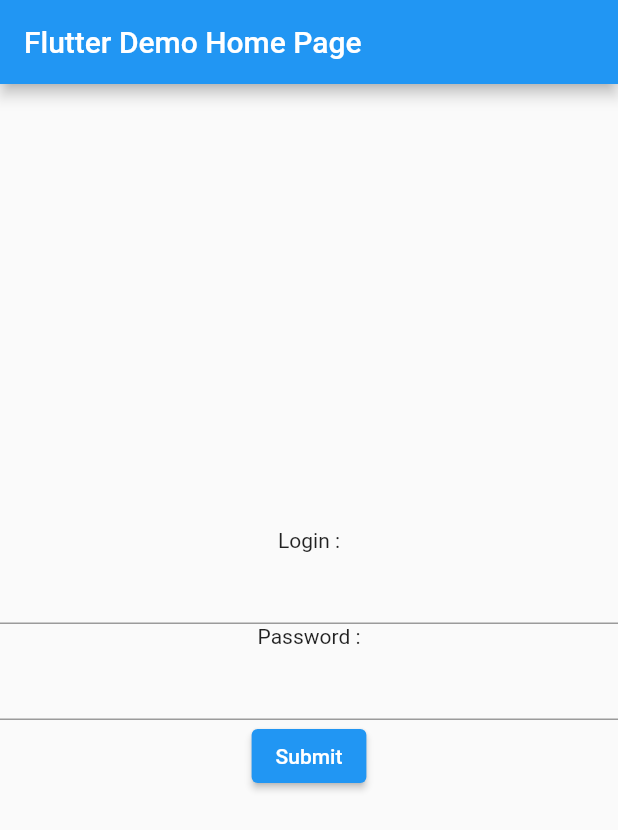
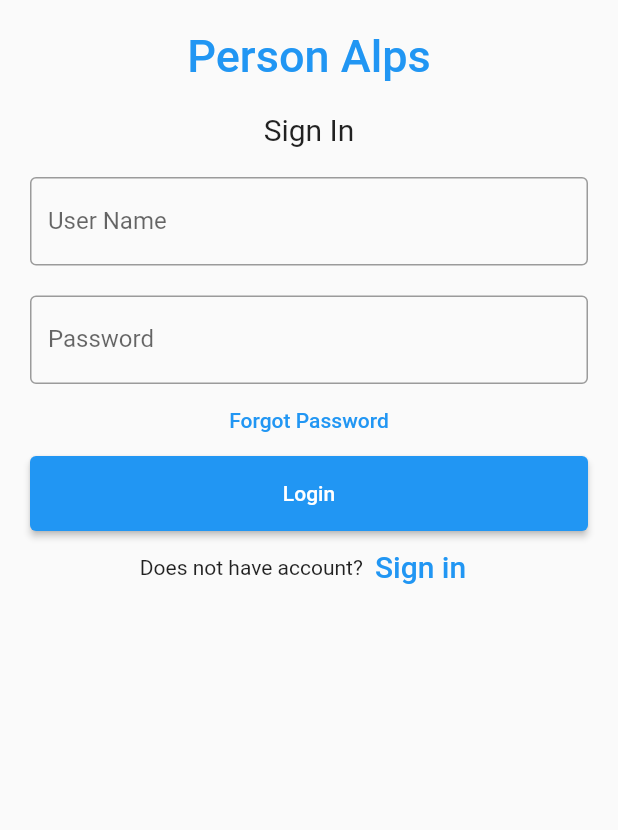
Before and after one commit to WalidKab/Person-Alps, a Flutter app: the screen it shows after launch, on a phone screen of 412 x 824 dp. Shown: the top 830 px of the screen. Run offline on Flutter 3.47's test engine with Material 2 defaults, Android fonts, the phone set to English and light mode, and no system bars; our stand-ins replace shared_preferences; accounts and stored records are empty.

Commit message:
auth + auto connect + creation of user

```diff
--- a/lib/main.dart
+++ b/lib/main.dart
@@ -1,12 +1,16 @@
 import 'package:flutter/material.dart';
 import 'package:personalps/accueil.dart';
+import 'package:personalps/models/user.dart';
 import 'package:provider/provider.dart';
-import 'models/user.dart';
 
 void main() {
   runApp(
-    ChangeNotifierProvider(
-      create: (context) => UserManager(),
+    /// Providers are above [MyApp] instead of inside it, so that tests
+    /// can use [MyApp] while mocking the providers
+    MultiProvider(
+      providers: [
+        ChangeNotifierProvider(create: (_) => UserManager()),
+      ],
       child: const MyApp(),
     ),
   );
@@ -15,94 +19,113 @@ void main() {
 class MyApp extends StatelessWidget {
   const MyApp({Key? key}) : super(key: key);
 
-  // This widget is the root of your application.
+  static const String _title = '';
+
   @override
   Widget build(BuildContext context) {
+    var connected = context.watch<UserManager>().isConnected;
     return MaterialApp(
-      title: 'Flutter Demo',
-      theme: ThemeData(
-        primarySwatch: Colors.blue,
+      title: _title,
+      home: Scaffold(
+        body: connected == true ? Accueil() : const LoginPage(),
       ),
-      home: const MyHomePage(title: 'Flutter Demo Home Page'),
     );
   }
 }
 
-class MyHomePage extends StatefulWidget {
-  const MyHomePage({Key? key, required this.title}) : super(key: key);
-
-  final String title;
-
+class LoginPage extends StatefulWidget {
+  const LoginPage({Key? key}) : super(key: key);
 
   @override
-  State<MyHomePage> createState() => _MyHomePageState();
+  State<LoginPage> createState() => _LoginPageState();
 }
 
-class _MyHomePageState extends State<MyHomePage> {
-  String login = "";
+class _LoginPageState extends State<LoginPage> {
+  String name = "";
   String password = "";
-  final _formKey = GlobalKey<FormState>();
-
+  //final _formKey = GlobalKey<FormState>();
 
   @override
   Widget build(BuildContext context) {
-    return Scaffold(
-      appBar: AppBar(
-        title: Text(widget.title),
-      ),
-      body: Center(
-        child: Form(
-          key: _formKey,
-          child: Column(
-            mainAxisAlignment: MainAxisAlignment.center,
-            children: <Widget>[
-              const Text("Login :"),
-              TextFormField(
-                onChanged: (text){
-                  login = text;
+    return Padding(
+        padding: const EdgeInsets.all(10),
+        child: ListView(
+          children: <Widget>[
+            Container(
+                alignment: Alignment.center,
+                padding: const EdgeInsets.all(10),
+                child: const Text(
+                  'Person Alps',
+                  style: TextStyle(
+                      color: Colors.blue,
+                      fontWeight: FontWeight.w500,
+                      fontSize: 30),
+                )),
+            Container(
+                alignment: Alignment.center,
+                padding: const EdgeInsets.all(10),
+                child: const Text(
+                  'Sign In',
+                  style: TextStyle(fontSize: 20),
+                )),
+            Container(
+              padding: const EdgeInsets.all(10),
+              child: TextField(
+                onChanged: (value) => {
+                  name = value,
                 },
-                // The validator receives the text that the user has entered.
-                validator: (value) {
-                  if (value == null || value.isEmpty) {
-                    return 'Please enter some text';
-                  }
-                  return null;
+                decoration: const InputDecoration(
+                  border: OutlineInputBorder(),
+                  labelText: 'User Name',
+                ),
+              ),
+            ),
+            Container(
+              padding: const EdgeInsets.fromLTRB(10, 10, 10, 0),
+              child: TextField(
+                onChanged: (value) => {
+                  password = value,
                 },
+                obscureText: true,
+                decoration: const InputDecoration(
+                  border: OutlineInputBorder(),
+                  labelText: 'Password',
+                ),
               ),
-              const Text("Password :"),
-              TextFormField(
-                onChanged: (text){
-                  password = text;
-                },
-                // The validator receives the text that the user has entered.
-                validator: (value) {
-                  if (value == null || value.isEmpty) {
-                    return 'Please enter some text';
-                  }
-                  return null;
-                },
+            ),
+            TextButton(
+              onPressed: () {
+                //forgot password screen
+              },
+              child: const Text(
+                'Forgot Password',
               ),
-              ElevatedButton(
-                onPressed: () {
-
-                  if (_formKey.currentState!.validate()) {
-                    Navigator.push(
-                      context,
-                      MaterialPageRoute(builder: (context) => Accueil()),
-                    );
-                    // ScaffoldMessenger.of(context).showSnackBar(
-                    //   const SnackBar(content: Text('Processing Data')),
-                    // );
-                  }
-                },
-                child: const Text('Submit'),
-              ),
-
-            ],
-          ),
-        ),
-      ),
-      // This trailing comma makes auto-formatting nicer for build methods.
-    );
+            ),
+            Container(
+                height: 50,
+                padding: const EdgeInsets.fromLTRB(10, 0, 10, 0),
+                child: ElevatedButton(
+                  child: const Text('Login'),
+                  onPressed: () {
+                    context.read<UserManager>().logging(name, password);
+                  },
+                )),
+            Row(
+              children: <Widget>[
+                const Text('Does not have account?'),
+                TextButton(
+                  child: const Text(
+                    'Sign in',
+                    style: TextStyle(fontSize: 20),
+                  ),
+                  onPressed: () {
+                    //signup screen
+                  },
+                )
+              ],
+              mainAxisAlignment: MainAxisAlignment.center,
+            ),
+          ],
+        ));
   }
 }
--- a/lib/models/user.dart
+++ b/lib/models/user.dart
@@ -1,36 +1,69 @@
-import 'package:flutter/cupertino.dart';
+import 'package:flutter/material.dart';
 import 'package:http/http.dart' as http;
+import 'package:shared_preferences/shared_preferences.dart';
 
 class UserManager extends ChangeNotifier {
-
   bool isConnected = false;
 
   User? user;
 
+  UserManager() {
+    test_token();
+  }
+
+  disconnect() {
+    isConnected = false;
+    notifyListeners();
+  }
+
+  test_token() async {
+    var prefs = await SharedPreferences.getInstance();
+    var tokenReturn = prefs.getString('token');
+    if (tokenReturn != null) {
+      isConnected = true;
+      notifyListeners();
+    } else {
+      isConnected = false;
+      notifyListeners();
+    }
+  }
+
   logging(String login, String password) async {
+    final prefs = await SharedPreferences.getInstance();
 
     var response = await http.post(
-        Uri.parse('http://localhost:1337/api/auth/local'), body: {'identifier': login, 'password': password});
-
-    print(response.body);
+        Uri.parse('https://personalps.herokuapp.com/api/auth/local'),
+        body: {"identifier": login, "password": password});
+    if (response.statusCode == 200) {
+      isConnected = true;
+      await prefs.setString('token', "COUCOU");
+      notifyListeners();
+    } else {
+      isConnected = false;
+      notifyListeners();
+    }
   }
 }
 
-
 class User {
+  String login;
+  //String password;
+  String email;
+  String token;
 
   User({
     required this.login,
-    required this.password
+    required this.email,
+    required this.token,
+    //password
   });
 
-  String login;
-  String password;
-
-  // factory User.fromJson(Map<String, dynamic> json) {
-  //   return User(
-  //     login: json['user']['login'],
-  //     password: json['user']['password'],
-  //   );
-  // }
+  /*  factory User.fromJson(Map<String, dynamic> json) {
+    return User(
+      login: json['user']['username'],
+      //password: json['user']['password'],
+      email: json['user']['email'],
+      token: json['jwt'],
+    );
+  } */
 }
--- a/pubspec.yaml
+++ b/pubspec.yaml
@@ -36,6 +36,7 @@ dependencies:
   cupertino_icons: ^1.0.2
   provider: ^6.0.2
   http: ^0.13.4
+  shared_preferences: ^2.0.13
 
 dev_dependencies:
   flutter_test:
```
Also changed, not shown: lib/view/ressources.dart (+11 -0 lines), pubspec.lock.
